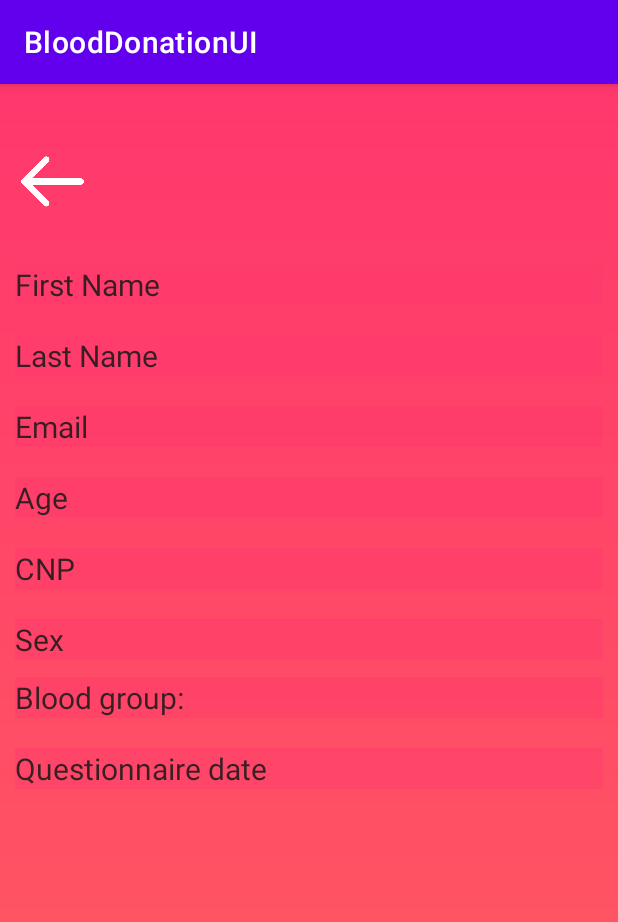
After one commit to mara-h/BloodDonationFrontend, an Android app: the AdminDonorResultsActivity screen opened directly, with no data from a screen before it, on a phone screen of 412 x 824 dp. The commit adds this screen. Shown: the top 922 px of the screen. Run offline under Robolectric (Android 15) with nearby library versions, the phone set to English and light mode, and no system bars.

Commit message:
questionnaire data added

```diff
--- a/app/src/main/AndroidManifest.xml
+++ b/app/src/main/AndroidManifest.xml
@@ -32,6 +32,7 @@
         <activity android:name="cg.example.blooddonationfrontend.view.QRActivity"/>
         <activity android:name="cg.example.blooddonationfrontend.view.DonorProfileActivity"/>
         <activity android:name=".view.InvalidQuestionnaireActivity"/>
+        <activity android:name=".view.AdminDonorResultsActivity"/>
 
     </application>
 </manifest>
--- a/app/src/main/java/cg/example/blooddonationfrontend/api/API.java
+++ b/app/src/main/java/cg/example/blooddonationfrontend/api/API.java
@@ -1,6 +1,7 @@
 package cg.example.blooddonationfrontend.api;
 
 import java.util.List;
+import java.util.UUID;
 
 import cg.example.blooddonationfrontend.model.Question;
 import cg.example.blooddonationfrontend.model.Questionnaire;
@@ -10,6 +11,7 @@ import retrofit2.Call;
 import retrofit2.http.Body;
 import retrofit2.http.GET;
 import retrofit2.http.POST;
+import retrofit2.http.Path;
 
 public interface API {
     @POST("users/login")
@@ -29,4 +31,15 @@ public interface API {
     Call<Questionnaire> saveQuestionnaire(
             @Body Questionnaire questionnaire
     );
+
+    @GET("questionnaires/{id}")
+    Call<Questionnaire> getQuestionnaireData(
+            @Path("id") String id
+    );
+
+    @GET("users/{id}")
+    Call<User> getUserById(
+            @Path("id") String id
+    );
+
 }
--- a/app/src/main/java/cg/example/blooddonationfrontend/model/Globals.java
+++ b/app/src/main/java/cg/example/blooddonationfrontend/model/Globals.java
@@ -37,8 +37,19 @@ public class Globals {
 
     public static List<Question> allQuestions;
 
+    public static Questionnaire currentQuestionnaire;
+
+    public static User questionnaireUser;
+
     public static void setQuestions(List<Question> allQuestions) {
         Globals.allQuestions = allQuestions;
     }
 
+    public static void setCurrentQuestionnaire(Questionnaire currentQuestionnaire) {
+        Globals.currentQuestionnaire = currentQuestionnaire;
+    }
+
+    public static void setQuestionnaireUser(User questionnaireUser) {
+        Globals.questionnaireUser = questionnaireUser;
+    }
 }
--- /dev/null
+++ b/app/src/main/java/cg/example/blooddonationfrontend/view/AdminDonorResultsActivity.java
@@ -0,0 +1,32 @@
+package cg.example.blooddonationfrontend.view;
+
+import android.content.Intent;
+import android.os.Bundle;
+import android.view.View;
+import android.widget.EditText;
+import android.widget.ImageButton;
+import android.widget.ImageView;
+
+import androidx.annotation.Nullable;
+import androidx.appcompat.app.AppCompatActivity;
+
+import java.net.Inet4Address;
+
+import cg.example.blooddonationfrontend.R;
+
+public class AdminDonorResultsActivity extends AppCompatActivity {
+    @Override
+    protected void onCreate(@Nullable Bundle savedInstanceState) {
+        super.onCreate(savedInstanceState);
+        setContentView(R.layout.admin_donor_results);
+        ImageButton backButton = findViewById(R.id.back_button);
+
+
+        backButton.setOnClickListener(new View.OnClickListener() {
+            @Override
+            public void onClick(View view) {
+                startActivity(new Intent(AdminDonorResultsActivity.this, AdminHomeActivity.class));
+            }
+        });
+    }
+}
--- a/app/src/main/java/cg/example/blooddonationfrontend/view/CameraActivity.java
+++ b/app/src/main/java/cg/example/blooddonationfrontend/view/CameraActivity.java
@@ -1,7 +1,9 @@
 package cg.example.blooddonationfrontend.view;
 
+import android.content.Intent;
 import android.os.Bundle;
 import android.view.View;
+import android.widget.Button;
 import android.widget.Toast;
 
 import androidx.annotation.NonNull;
@@ -12,7 +14,18 @@ import com.budiyev.android.codescanner.CodeScannerView;
 import com.budiyev.android.codescanner.DecodeCallback;
 import com.google.zxing.Result;
 
+import java.util.UUID;
+
 import cg.example.blooddonationfrontend.R;
+import cg.example.blooddonationfrontend.api.RetrofitClient;
+import cg.example.blooddonationfrontend.model.Globals;
+import cg.example.blooddonationfrontend.model.Question;
+import cg.example.blooddonationfrontend.model.Questionnaire;
+import cg.example.blooddonationfrontend.model.User;
+import okhttp3.ResponseBody;
+import retrofit2.Call;
+import retrofit2.Callback;
+import retrofit2.Response;
 
 public class CameraActivity extends AppCompatActivity {
     private CodeScanner mCodeScanner;
@@ -22,6 +35,9 @@ public class CameraActivity extends AppCompatActivity {
     protected void onCreate(Bundle savedInstanceState) {
         super.onCreate(savedInstanceState);
         setContentView(R.layout.activity_admin_camera);
+        Button answerCamera = findViewById(R.id.answerCamera);
+
+
         CodeScannerView scannerView = findViewById(R.id.scanner_view);
         mCodeScanner = new CodeScanner(this, scannerView);
         mCodeScanner.setDecodeCallback(new DecodeCallback() {
@@ -43,7 +59,16 @@ public class CameraActivity extends AppCompatActivity {
                 mCodeScanner.startPreview();
             }
         });
+
+        answerCamera.setOnClickListener(new View.OnClickListener() {
+            @Override
+            public void onClick(View view) {
+                getQuestionnaireData();
+
+            }
+        });
     }
+
 
     @Override
     protected void onResume() {
@@ -56,4 +81,66 @@ public class CameraActivity extends AppCompatActivity {
         mCodeScanner.releaseResources();
         super.onPause();
     }
+
+    private void getQuestionnaireData() {
+
+        Call<Questionnaire> call = RetrofitClient
+                .getInstance()
+                .getAPI()
+                .getQuestionnaireData(id);
+
+        call.enqueue(new Callback<Questionnaire>() {
+            public void onResponse(Call<Questionnaire> call, Response<Questionnaire> response) {
+                Boolean success;
+                success = response.isSuccessful();
+                int requestCode = response.code();
+                if (success) {
+                    Questionnaire thisQuestionnaire = response.body();
+                    Globals.setCurrentQuestionnaire(thisQuestionnaire);
+                    UUID userId = thisQuestionnaire.getUserId();
+                    getUserData(userId.toString());
+
+                } else {
+                    Toast.makeText(CameraActivity.this, "Error getting questionnaire.", Toast.LENGTH_LONG).show();
+                }
+            }
+
+            public void onFailure(Call<Questionnaire> call, Throwable t) {
+                Toast.makeText(CameraActivity.this, t.getMessage(), Toast.LENGTH_LONG).show();
+                System.out.println("failure: " + t.getMessage());
+            }
+        });
+    }
+
+    private void getUserData(String userId) {
+        Call<User> call = RetrofitClient
+                .getInstance()
+                .getAPI()
+                .getUserById(userId);
+
+        call.enqueue(new Callback<User>() {
+            public void onResponse(Call<User> call, Response<User> response) {
+                Boolean success;
+                success = response.isSuccessful();
+                int requestCode = response.code();
+
+                if(success) {
+                    User questionnaireUser = response.body();
+
+                    Globals.setQuestionnaireUser(questionnaireUser);
+                    startActivity(new Intent(CameraActivity.this, AdminDonorResultsActivity.class));
+                } else {
+                    Toast.makeText(CameraActivity.this, "Error getting questionnaire data.", Toast.LENGTH_LONG).show();
+                }
+
+            }
+
+            public void onFailure(Call<User> call, Throwable t) {
+                Toast.makeText(CameraActivity.this, t.getMessage(), Toast.LENGTH_LONG).show();
+                System.out.println("failure: " + t.getMessage());
+            }
+        });
+    }
+
+
 }
--- a/app/src/main/res/layout/activity_admin_camera.xml
+++ b/app/src/main/res/layout/activity_admin_camera.xml
@@ -31,6 +31,7 @@
         android:id="@+id/answerCamera"
         android:backgroundTint="@color/white"
         android:visibility="invisible"
+        android:text="Donor Details"
         android:background="@color/white"
 
         />
--- /dev/null
+++ b/app/src/main/res/layout/admin_donor_results.xml
@@ -0,0 +1,158 @@
+<?xml version="1.0" encoding="utf-8"?>
+<RelativeLayout xmlns:android="http://schemas.android.com/apk/res/android"
+    xmlns:tools="http://schemas.android.com/tools"
+    android:layout_width="match_parent"
+    android:layout_height="match_parent"
+    xmlns:app="http://schemas.android.com/apk/res-auto"
+    android:fadeScrollbars="false"
+    android:fadingEdge="vertical"
+    android:orientation="vertical"
+    android:background="@drawable/gradient_drawable"
+    android:alpha="0.9"
+    tools:context="cg.example.blooddonationfrontend.view.DonorFormActivity">
+
+    <LinearLayout
+        android:id="@+id/spinnerLayout"
+        android:layout_width="wrap_content"
+        android:layout_height="match_parent"
+        android:layout_marginTop="30dp"
+        android:layout_alignParentStart="true"
+        android:orientation="horizontal">
+        <ImageButton
+            android:id="@+id/back_button"
+            android:layout_width="50dp"
+            android:layout_height="50dp"
+            android:layout_marginStart="10dp"
+            android:layout_marginTop="10dp"
+            android:layout_weight="1"
+            android:background="@drawable/whiteback"
+            android:scaleType="fitXY"
+            android:src="@drawable/whiteback"
+            app:layout_constraintStart_toStartOf="parent"
+            app:layout_constraintTop_toTopOf="parent" />
+
+    </LinearLayout>
+
+    <EditText
+        android:id="@+id/registerFirstNameInput"
+        android:layout_width="match_parent"
+        android:layout_height="wrap_content"
+        android:layout_marginStart="10dp"
+        android:layout_marginTop="120dp"
+        android:layout_marginEnd="10dp"
+        android:layout_marginBottom="10dp"
+        android:background="#6EFF215D"
+        android:text="@string/fisrt_name"
+        android:textColorHint="@color/black"
+        android:textSize="20sp" />
+
+    <EditText
+        android:id="@+id/registerLastNameInput"
+        android:layout_width="match_parent"
+        android:layout_height="wrap_content"
+        android:layout_below="@id/registerFirstNameInput"
+        android:layout_marginStart="10dp"
+        android:layout_marginTop="10dp"
+        android:layout_marginEnd="10dp"
+        android:layout_marginBottom="10dp"
+        android:background="#6EFF215D"
+        android:text="@string/last_name"
+        android:textColorHint="@color/black"
+        android:textSize="20sp" />
+
+    <EditText
+        android:id="@+id/registerEmailInput"
+        android:layout_width="match_parent"
+        android:layout_height="wrap_content"
+        android:layout_below="@id/registerLastNameInput"
+        android:layout_marginStart="10dp"
+        android:layout_marginTop="10dp"
+        android:layout_marginEnd="10dp"
+        android:layout_marginBottom="10dp"
+        android:background="#6EFF215D"
+        android:text="@string/email"
+        android:textColorHint="@color/black"
+        android:textSize="20sp" />
+
+
+    <EditText
+        android:id="@+id/ageInput"
+        android:layout_width="match_parent"
+        android:layout_height="wrap_content"
+        android:layout_below="@id/registerEmailInput"
+        android:layout_marginStart="10dp"
+        android:layout_marginTop="10dp"
+        android:layout_marginEnd="10dp"
+        android:layout_marginBottom="10dp"
+        android:background="#6EFF215D"
+        android:text="@string/age"
+        android:textColorHint="@color/black"
+        android:textSize="20sp" />
+
+    <EditText
+        android:id="@+id/cnpInput"
+        android:layout_width="match_parent"
+        android:layout_height="wrap_content"
+        android:layout_below="@id/ageInput"
+        android:layout_marginStart="10dp"
+        android:layout_marginTop="10dp"
+        android:layout_marginEnd="10dp"
+        android:layout_marginBottom="10dp"
+        android:background="#6EFF215D"
+        android:text="@string/cnp"
+        android:textColorHint="@color/black"
+        android:textSize="20sp" />
+
+
+    <EditText
+        android:id="@+id/sexInput"
+        android:layout_width="match_parent"
+        android:layout_height="wrap_content"
+        android:layout_below="@id/cnpInput"
+        android:layout_gravity="center"
+        android:layout_marginStart="10dp"
+        android:layout_marginTop="10dp"
+        android:layout_marginEnd="10dp"
+        android:layout_marginBottom="1dp"
+        android:background="#6EFF215D"
+        android:text="@string/sex"
+        android:textAlignment="gravity"
+        android:textColorHint="@color/black"
+        android:textSize="20sp" />
+
+
+    <EditText
+        android:id="@+id/bloodGroupInput"
+        android:layout_width="match_parent"
+        android:layout_height="wrap_content"
+        android:layout_below="@id/sexInput"
+        android:layout_marginStart="10dp"
+        android:layout_marginTop="10dp"
+        android:layout_marginEnd="10dp"
+        android:layout_marginBottom="10dp"
+        android:background="#6EFF215D"
+        android:dropDownSelector="@drawable/emailimg"
+        android:text="@string/blood_group_"
+        android:spinnerMode="dropdown"
+        android:visibility="visible"
+        android:textSize="20sp"
+        android:textColorHint="@color/black"/>
+
+    <EditText
+        android:id="@+id/questionnaireValid"
+        android:layout_width="match_parent"
+        android:layout_height="wrap_content"
+        android:layout_below="@id/bloodGroupInput"
+        android:layout_marginStart="10dp"
+        android:layout_marginTop="10dp"
+        android:layout_marginEnd="10dp"
+        android:layout_marginBottom="10dp"
+        android:background="#6EFF215D"
+        android:dropDownSelector="@drawable/emailimg"
+        android:text="Questionnaire date"
+        android:spinnerMode="dropdown"
+        android:visibility="visible"
+        android:textSize="20sp"
+        android:textColorHint="@color/black"/>
+
+</RelativeLayout>
```
